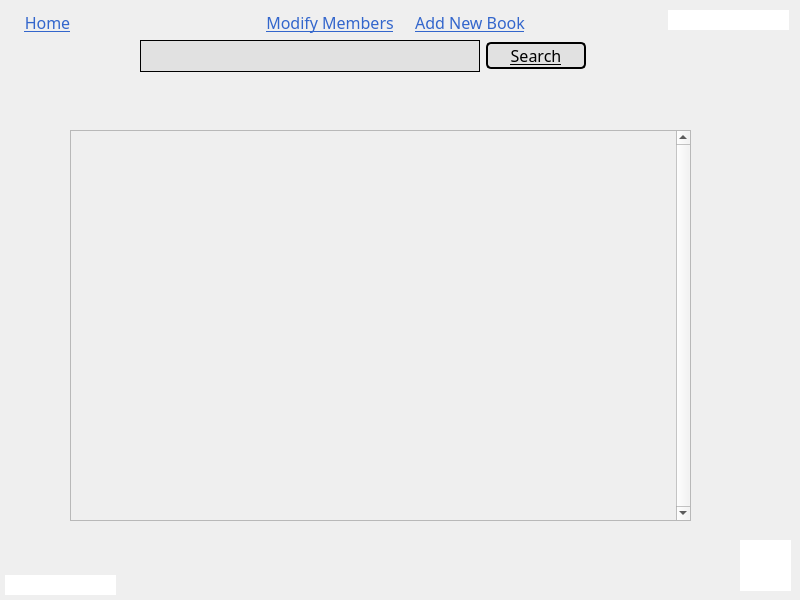
Old version of the form admin_catalogue_screen.ui in the repository MrCooperGit/Assessment-2_Library-Management-System.
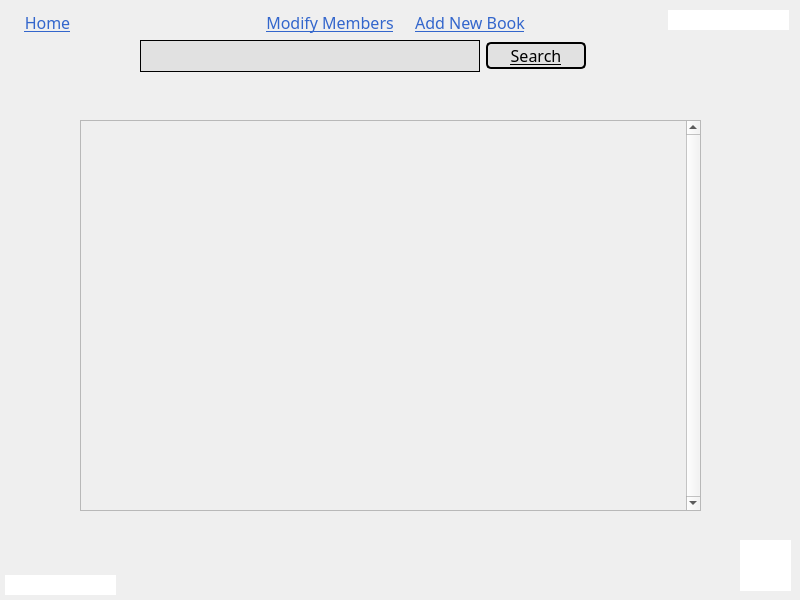
New version of the form.

```diff
--- a/admin_catalogue_screen.ui
+++ b/admin_catalogue_screen.ui
@@ -240,8 +240,8 @@
   <widget class="QScrollArea" name="scrollArea">
    <property name="geometry">
     <rect>
-     <x>70</x>
-     <y>130</y>
+     <x>80</x>
+     <y>120</y>
      <width>621</width>
      <height>391</height>
     </rect>
```
